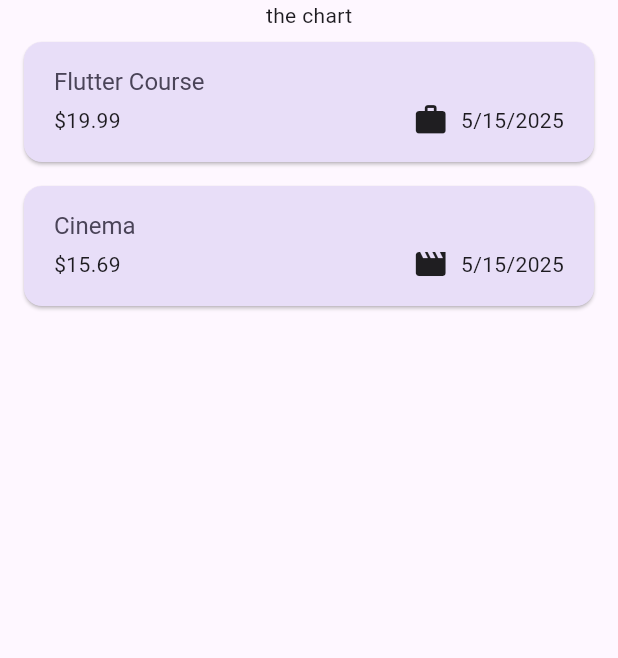
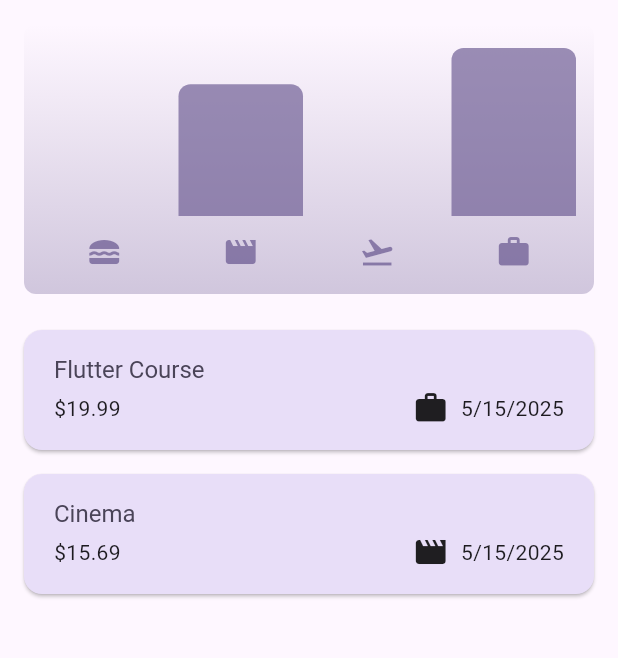
Before and after one commit to N1-San/expense_tracker, a Flutter app: the screen it shows after launch, on a phone screen of 412 x 824 dp, the part 114-772 px from its top. Run offline on Flutter 3.47's test engine with Material 3 defaults, Android fonts, the phone set to English and light mode, and no system bars.

Commit message:
chart added

```diff
--- a/lib/models/expense.dart
+++ b/lib/models/expense.dart
@@ -34,3 +34,27 @@ class Expense {
     return formatter.format(date);
   }
 }
+
+class ExpenseBucket {
+  const ExpenseBucket({
+    required this.category,
+    required this.expenses,
+  });
+
+  ExpenseBucket.forCategory(List<Expense> allExpenses, this.category)
+  : expenses = allExpenses
+  .where((expense) => expense.category == category)
+  .toList();
+
+  final Category category;
+  final List<Expense> expenses;
+
+  double get totalExpenses {
+    double sum = 0;
+
+    for (final expense in expenses) {
+      sum += expense.amount;
+    }
+    return sum;
+  }
+}
--- /dev/null
+++ b/lib/widgets/chart/chart.dart
@@ -0,0 +1,95 @@
+import 'package:flutter/material.dart';
+
+import 'package:expense_tracker/widgets/chart/chart_bar.dart';
+import 'package:expense_tracker/models/expense.dart';
+
+class Chart extends StatelessWidget {
+  const Chart({super.key, required this.expenses});
+
+  final List<Expense> expenses;
+
+  List<ExpenseBucket> get buckets {
+    return [
+      ExpenseBucket.forCategory(expenses, Category.food),
+      ExpenseBucket.forCategory(expenses, Category.leisure),
+      ExpenseBucket.forCategory(expenses, Category.travel),
+      ExpenseBucket.forCategory(expenses, Category.work),
+    ];
+  }
+
+  double get maxTotalExpense {
+    double maxTotalExpense = 0;
+
+    for (final bucket in buckets) {
+      if (bucket.totalExpenses > maxTotalExpense) {
+        maxTotalExpense = bucket.totalExpenses;
+      }
+    }
+
+    return maxTotalExpense;
+  }
+
+  @override
+  Widget build(BuildContext context) {
+    final isDarkMode =
+        MediaQuery.of(context).platformBrightness == Brightness.dark;
+    return Container(
+      margin: const EdgeInsets.all(16),
+      padding: const EdgeInsets.symmetric(
+        vertical: 16,
+        horizontal: 8,
+      ),
+      width: double.infinity,
+      height: 180,
+      decoration: BoxDecoration(
+        borderRadius: BorderRadius.circular(8),
+        gradient: LinearGradient(
+          colors: [
+            Theme.of(context).colorScheme.primary.withOpacity(0.3),
+            Theme.of(context).colorScheme.primary.withOpacity(0.0)
+          ],
+          begin: Alignment.bottomCenter,
+          end: Alignment.topCenter,
+        ),
+      ),
+      child: Column(
+        children: [
+          Expanded(
+            child: Row(
+              crossAxisAlignment: CrossAxisAlignment.end,
+              children: [
+                for (final bucket in buckets) // alternative to map()
+                  ChartBar(
+                    fill: bucket.totalExpenses == 0
+                        ? 0
+                        : bucket.totalExpenses / maxTotalExpense,
+                  )
+              ],
+            ),
+          ),
+          const SizedBox(height: 12),
+          Row(
+            children: buckets
+                .map(
+                  (bucket) => Expanded(
+                    child: Padding(
+                      padding: const EdgeInsets.symmetric(horizontal: 4),
+                      child: Icon(
+                        categoryIcons[bucket.category],
+                        color: isDarkMode
+                            ? Theme.of(context).colorScheme.secondary
+                            : Theme.of(context)
+                                .colorScheme
+                                .primary
+                                .withOpacity(0.7),
+                      ),
+                    ),
+                  ),
+                )
+                .toList(),
+          )
+        ],
+      ),
+    );
+  }
+}
--- /dev/null
+++ b/lib/widgets/chart/chart_bar.dart
@@ -0,0 +1,34 @@
+import 'package:flutter/material.dart';
+
+class ChartBar extends StatelessWidget {
+  const ChartBar({
+    super.key,
+    required this.fill,
+  });
+
+  final double fill;
+
+  @override
+  Widget build(BuildContext context) {
+    final isDarkMode =
+        MediaQuery.of(context).platformBrightness == Brightness.dark;
+    return Expanded(
+      child: Padding(
+        padding: const EdgeInsets.symmetric(horizontal: 4),
+        child: FractionallySizedBox(
+          heightFactor: fill,
+          child: DecoratedBox(
+            decoration: BoxDecoration(
+              shape: BoxShape.rectangle,
+              borderRadius:
+                  const BorderRadius.vertical(top: Radius.circular(8)),
+              color: isDarkMode
+                  ? Theme.of(context).colorScheme.secondary
+                  : Theme.of(context).colorScheme.primary.withOpacity(0.65),
+            ),
+          ),
+        ),
+      ),
+    );
+  }
+}
--- a/lib/widgets/expenses.dart
+++ b/lib/widgets/expenses.dart
@@ -1,7 +1,10 @@
+import 'package:flutter/material.dart';
+
+import 'package:expense_tracker/models/expense.dart';
+
 import 'package:expense_tracker/widgets/new_expense.dart';
-import 'package:flutter/material.dart';
-import 'package:expense_tracker/models/expense.dart';
 import 'package:expense_tracker/widgets/expenses_list/expenses_list.dart';
+import 'package:expense_tracker/widgets/chart/chart.dart';
 
 class Expenses extends StatefulWidget {
   const Expenses({super.key});
@@ -89,7 +92,7 @@ class _ExpensesState extends State<Expenses> {
       ),
       body: Column(
         children: [
-          const Text("the chart"),
+          Chart(expenses: _registeredExpenses,),
           Expanded(
             child: mainContent,
           ),
```
